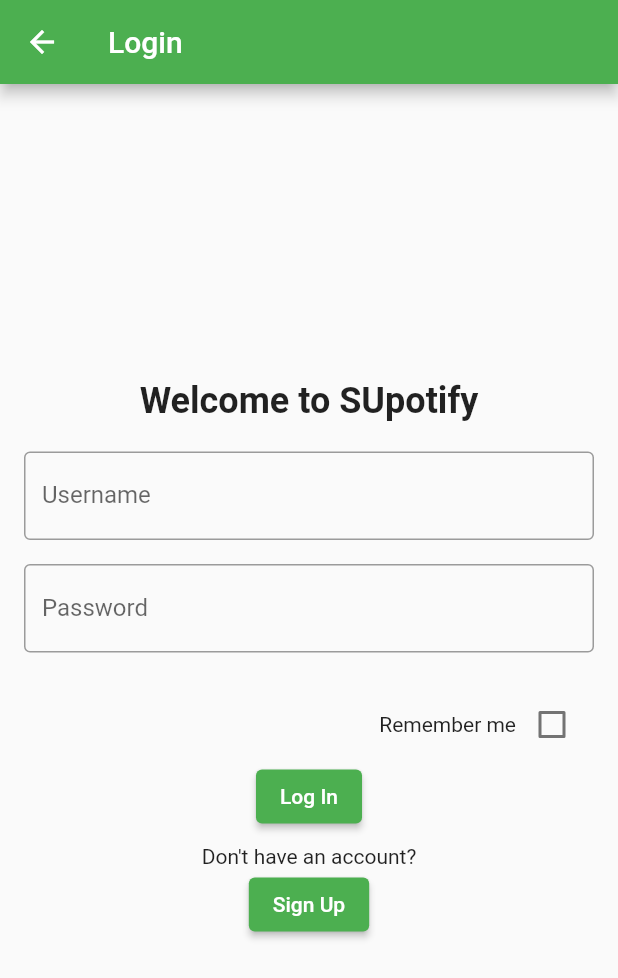
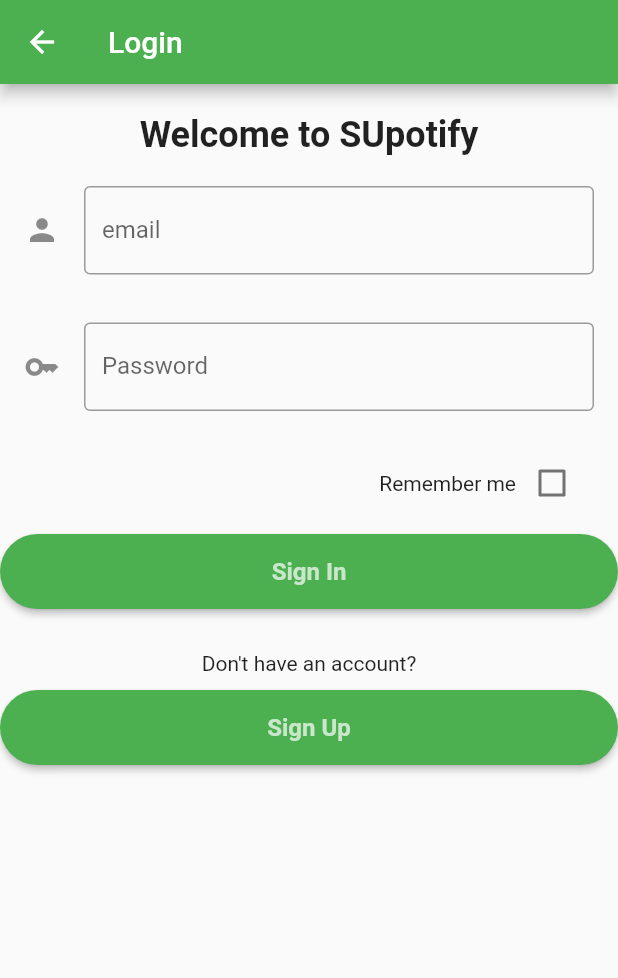
Before and after one commit to aoayhan/CS-308-Project, a Flutter app: the LoginPage screen opened directly, on a phone screen of 412 x 824 dp. Shown: the top 978 px of the screen. Run offline on Flutter 3.47's test engine with Material 2 defaults, Android fonts, the light colour scheme and no system bars; our stand-ins replace firebase_auth, firebase_core; accounts and stored records are empty.

Commit message:
login auth

```diff
--- a/lib/reusable_widgets/reusable_widget.dart
+++ b/lib/reusable_widgets/reusable_widget.dart
@@ -54,14 +54,14 @@
             if (states.contains(MaterialState.pressed)) {
               return Colors.black26;
             }
-            return Colors.white;
+            return Colors.green;
           }),
           shape: MaterialStateProperty.all<RoundedRectangleBorder>(
               RoundedRectangleBorder(borderRadius: BorderRadius.circular(30)))),
       child: Text(
         title,
         style: const TextStyle(
-            color: Colors.black87, fontWeight: FontWeight.bold, fontSize: 16),
+            color: Colors.white70, fontWeight: FontWeight.bold, fontSize: 16),
       ),
     ),
   );
--- a/lib/views/loginPage.dart
+++ b/lib/views/loginPage.dart
@@ -3,7 +3,7 @@
 import 'package:supotify/views/homePage.dart';
 import 'package:firebase_core/firebase_core.dart';
 import 'package:firebase_auth/firebase_auth.dart';
-
+import 'package:supotify/reusable_widgets/reusable_widget.dart';
 class LoginPage extends StatefulWidget {
   const LoginPage({super.key});
 
@@ -12,6 +12,10 @@
 }
 
 class _LoginPageState extends State<LoginPage> {
+  final loginFormKey = GlobalKey<FormState>();
+  final TextEditingController _passwordTextController = TextEditingController();
+  final TextEditingController _passwordTextController2 = TextEditingController();
+  final TextEditingController _emailTextController = TextEditingController();
   bool _rememberMe = false;
   @override
   Widget build(BuildContext context) {
@@ -21,35 +25,54 @@
         title: const Text('Login'),
       ),
 
-      body: Center(
-        child: Column(
+      body: Builder(
+        builder: (context) => SingleChildScrollView(
+          child: Form(
+            key: loginFormKey,
+            child: Column(
           mainAxisAlignment: MainAxisAlignment.center,
           children: <Widget>[
+            SizedBox(height: 20,),
             const Text(
               'Welcome to SUpotify',
               style: TextStyle(fontSize: 24, fontWeight: FontWeight.bold),
             ),
             const SizedBox(height: 20),
 
-            const Padding(
-              padding: EdgeInsets.symmetric(horizontal: 16.0),
-              child: TextField(
-                decoration: InputDecoration(
-                  labelText: 'Username',
+            Padding(
+              padding: const EdgeInsets.symmetric(horizontal: 16.0),
+              child: TextFormField(
+                decoration: const InputDecoration(
+                  icon: Icon(Icons.person),
+                  labelText: 'email',
                   border: OutlineInputBorder(),
                 ),
+                controller: _emailTextController,
+               /* validator: (String? value) {
+                                  return (value!.isEmpty)
+                                      ? 'Username'
+                                      : null;
+                                },*/
               ),
             ),
+            const SizedBox(height: 16),
 
             const SizedBox(height: 16),
 
-            const Padding(
-              padding: EdgeInsets.symmetric(horizontal: 16.0),
-              child: TextField(
-                decoration: InputDecoration(
+            Padding(
+              padding: const EdgeInsets.symmetric(horizontal: 16.0),
+              child: TextFormField(
+                decoration: const InputDecoration(
+                  icon: Icon(Icons.key),
                   labelText: 'Password',
                   border: OutlineInputBorder(),
                 ),
+                controller: _passwordTextController,
+               /* validator: (String? value) {
+                                  return (value!.length < 6)
+                                      ? 'Your password must have at least 6 characters'
+                                      : null;
+                                },*/
                 obscureText: true, // Hide the password input
               ),
             ),
@@ -75,13 +98,19 @@
 
             ),
 
-            ElevatedButton(
-              onPressed: () {
-               Navigator.push(context,
-               MaterialPageRoute(builder: (context) => const homePage())); // Add your login logic here
-              },
-              child: const Text('Log In'),
-            ),
+             firebaseUIButton(context, "Sign In", () {
+                  FirebaseAuth.instance
+                      .signInWithEmailAndPassword(
+                          email: _emailTextController.text,
+                          password: _passwordTextController.text)
+                      .then((value) {
+                    Navigator.push(context,
+                        MaterialPageRoute(builder: (context) => homePage()));
+                  }).onError((error, stackTrace) {
+                    print("Error ${error.toString()}");
+                  });
+                }),
+
             const SizedBox(height: 8),
 
 
@@ -89,19 +118,24 @@
 
      const SizedBox(width: 7,),
 
-             ElevatedButton(
-      onPressed: () {
-        Navigator.push(context,
-        MaterialPageRoute(builder: (context) => const signupPage())); // Add your login logic here
-      },
-      child: const Text('Sign Up'),
+              firebaseUIButton(context, "Sign Up", () {
 
-    ),
+                    Navigator.push(context,
+                        MaterialPageRoute(builder: (context) => signupPage()));
+
+                }),
+
+
 
 
 
           ],
         ),
+          ),
+
+
+        ),
+
       ),
     );
   }
```
Also changed, not shown: lib/views/startScreen.dart (+18 -21 lines).
